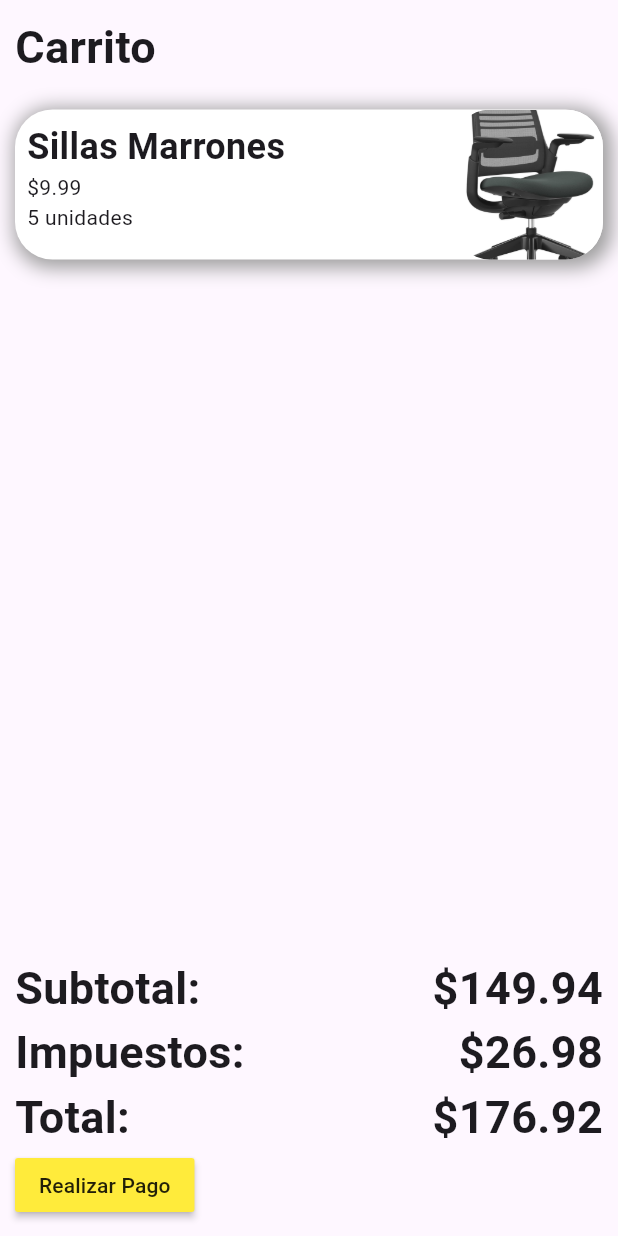
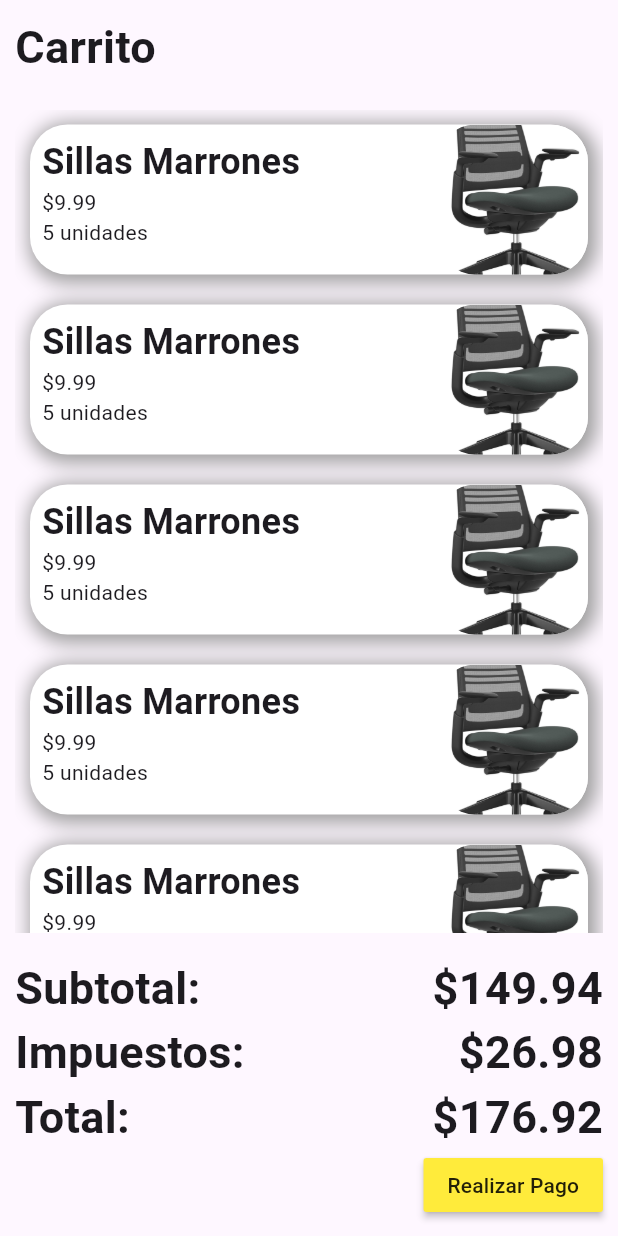
Before and after one commit to JoseRG03/RoomBox, a Flutter app: the CartPage widget shown alone on an empty page, opened directly, on a phone screen of 412 x 824 dp. Run offline on Flutter 3.47's test engine with Material 3 defaults, Android fonts, the phone set to English and light mode, and no system bars; our stand-ins replace carousel_slider.

Commit message:
Continued work on Cart + User Dropdown options added

```diff
--- a/lib/main.dart
+++ b/lib/main.dart
@@ -26,6 +26,6 @@ class _RoomBoxState extends State<RoomBox> {
     return MaterialApp(
       debugShowCheckedModeBanner: false,
       title: appTitle,
-      home:  loggedIn ? Home() : Login(onPressed: handleLogin));
+      home:  loggedIn ? Home(onLogOut: handleLogin) : Login(onPressed: handleLogin));
   }
 }
--- a/lib/pages/app/app-router.dart
+++ b/lib/pages/app/app-wrapper.dart
@@ -4,13 +4,13 @@ import 'store/home-page.dart';
 import 'cart/cart-page.dart';
 
 class AppRouter extends StatefulWidget {
-  const AppRouter({super.key});
+  const AppRouter.AppWrapper({super.key});
 
   @override
-  State<AppRouter> createState() => _AppRouterState();
+  State<AppRouter> createState() => AppWrapper();
 }
 
-class _AppRouterState extends State<AppRouter> {
+class AppWrapper extends State<AppRouter> {
   int currentScreen = 0;
   List<Widget> screens = [
     HomePage(),
--- a/lib/pages/app/cart/cart-page.dart
+++ b/lib/pages/app/cart/cart-page.dart
@@ -11,13 +11,86 @@ class CartPage extends StatelessWidget {
         child: Column(
           crossAxisAlignment: CrossAxisAlignment.start,
           children: [
-            Text('Carrito', style: TextStyle(fontSize: 30, fontWeight: FontWeight.bold)),
+            Text('Carrito',
+                style: TextStyle(fontSize: 30, fontWeight: FontWeight.bold)),
             SizedBox(height: 20),
             Expanded(
+              child: ListView(
+                children: [
+                  CartItemCard(),
+                  CartItemCard(),
+                  CartItemCard(),
+                  CartItemCard(),
+                  CartItemCard(),
+                  CartItemCard(),
+                  CartItemCard(),
+                ],
+              ),
+            ),
+            Container(
+              margin: EdgeInsets.only(top: 15),
               child: Column(
                   children: [
-                  Container(
+                Row(
+                  mainAxisAlignment: MainAxisAlignment.spaceBetween,
+                  children: [
+                    Text('Subtotal:',
+                        style:
+                            TextStyle(fontSize: 30, fontWeight: FontWeight.bold)),
+                    Text('\$149.94',
+                        style:
+                            TextStyle(fontSize: 30, fontWeight: FontWeight.bold)),
+                  ],
+                ),
+                Row(
+                  mainAxisAlignment: MainAxisAlignment.spaceBetween,
+                  children: [
+                    Text('Impuestos:',
+                        style:
+                            TextStyle(fontSize: 30, fontWeight: FontWeight.bold)),
+                    Text('\$26.98',
+                        style:
+                            TextStyle(fontSize: 30, fontWeight: FontWeight.bold)),
+                  ],
+                ),
+                Row(
+                  mainAxisAlignment: MainAxisAlignment.spaceBetween,
+                  children: [
+                    Text('Total:',
+                        style:
+                            TextStyle(fontSize: 30, fontWeight: FontWeight.bold)),
+                    Text('\$176.92',
+                        style:
+                            TextStyle(fontSize: 30, fontWeight: FontWeight.bold)),
+                  ],
+                ),
+                Align(
+                  alignment: Alignment.centerRight,
+                  child: MaterialButton(
+                    onPressed: () {},
+                    color: Colors.yellow,
+                    child: Text('Realizar Pago'),
+                  ),
+                ),
+              ]),
+            )
+          ],
+        ),
+      ),
+    );
+  }
+}
+
+class CartItemCard extends StatelessWidget {
+  const CartItemCard({
+    super.key,
+  });
+
+  @override
+  Widget build(BuildContext context) {
+    return Container(
         height: 100,
+        margin: EdgeInsets.all(10),
         width: double.infinity,
         decoration: BoxDecoration(
           borderRadius: BorderRadius.circular(25),
@@ -38,7 +111,11 @@ class CartPage extends StatelessWidget {
                 child: Column(
                   crossAxisAlignment: CrossAxisAlignment.start,
                   children: [
-                                  Text('Sillas Marrones', style: TextStyle(fontSize: 24, fontWeight: FontWeight.bold),),
+                    Text(
+                      'Sillas Marrones',
+                      style:
+                          TextStyle(fontSize: 24, fontWeight: FontWeight.bold),
+                    ),
                     Text('\$9.99'),
                     Text('5 unidades'),
                   ],
@@ -57,35 +134,6 @@ class CartPage extends StatelessWidget {
               ),
             ),
           ],
-                      )),
-                ],
-              ),
-            ),
-            Row(
-              mainAxisAlignment: MainAxisAlignment.spaceBetween,
-              children: [
-                Text('Subtotal:', style: TextStyle(fontSize: 30, fontWeight: FontWeight.bold)),
-                Text('\$149.94', style: TextStyle(fontSize: 30, fontWeight: FontWeight.bold)),
-              ],
-            ),
-            Row(
-              mainAxisAlignment: MainAxisAlignment.spaceBetween,
-              children: [
-                Text('Impuestos:', style: TextStyle(fontSize: 30, fontWeight: FontWeight.bold)),
-                Text('\$26.98', style: TextStyle(fontSize: 30, fontWeight: FontWeight.bold)),
-              ],
-            ),
-            Row(
-              mainAxisAlignment: MainAxisAlignment.spaceBetween,
-              children: [
-                Text('Total:', style: TextStyle(fontSize: 30, fontWeight: FontWeight.bold)),
-                Text('\$176.92', style: TextStyle(fontSize: 30, fontWeight: FontWeight.bold)),
-              ],
-            ),
-            MaterialButton(onPressed: () {}, color: Colors.yellow, child: Text('Realizar Pago'))
-          ],
-        ),
-      ),
-    );
+        ));
   }
 }
--- a/lib/pages/public/login.dart
+++ b/lib/pages/public/login.dart
@@ -6,6 +6,9 @@ class Login extends StatelessWidget {
 
   @override
   Widget build(BuildContext context) {
-    return Scaffold(body: Center(child: InkWell(onTap: onPressed, child: const Text('Iniciar Sesión'))));
+    return Scaffold(
+        body: Center(
+            child: InkWell(
+                onTap: onPressed, child: const Text('Iniciar Sesión'))));
   }
 }
```
Also changed, not shown: lib/pages/app/home.dart (+26 -5 lines), lib/pages/app/store/home-page.dart (+8 -4 lines), lib/pages/app/user/user-payment.dart (added, +16 -0 lines), lib/pages/app/user/user-vouchers.dart (added, +16 -0 lines). Lines whose indentation alone changed are shown as unchanged.
